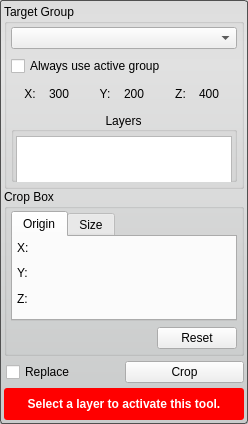
First picture: the form in src/Interface/ToolInterface/CropToolInterface.ui, repository SCIInstitute/Seg3D, before the edit.
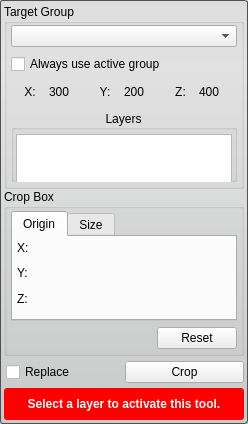
Second picture: the form after the edit. Custom widgets are drawn as their Qt base class.

```diff
--- a/src/Interface/ToolInterface/CropToolInterface.ui
+++ b/src/Interface/ToolInterface/CropToolInterface.ui
@@ -60,11 +60,14 @@
       <bool>false</bool>
      </property>
      <layout class="QVBoxLayout" name="verticalLayout_4">
+      <property name="spacing">
+       <number>6</number>
+      </property>
       <property name="leftMargin">
        <number>4</number>
       </property>
       <property name="topMargin">
-       <number>2</number>
+       <number>0</number>
       </property>
       <property name="rightMargin">
        <number>4</number>
```
Left out of the diff: 6 changed lines with no effect on the pictures.
